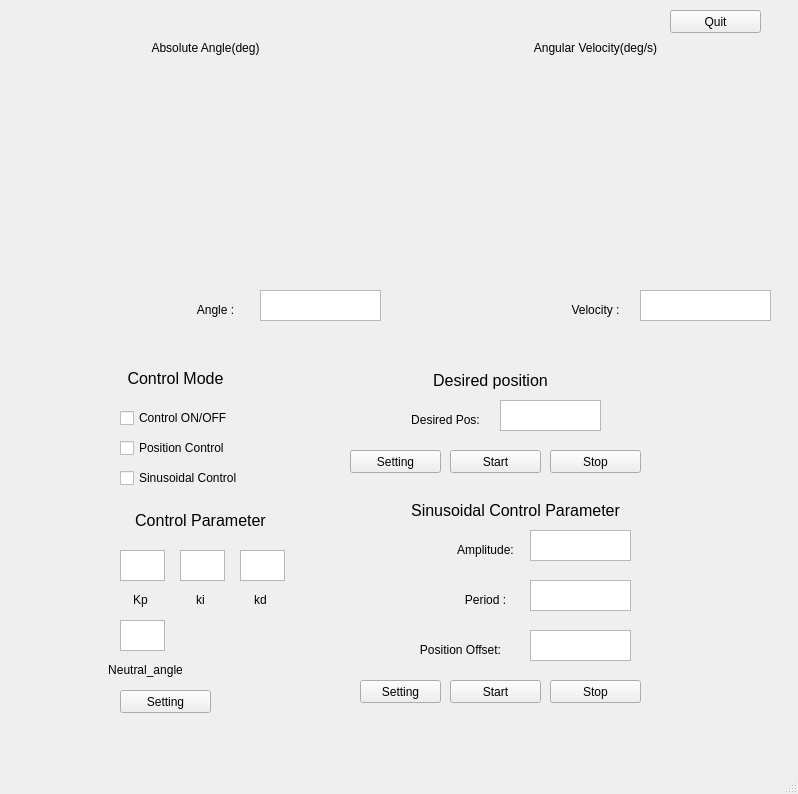
The window that UI/motor.ui (JHyoonirl/robot_ws_manage) describes before a commit, drawn with Qt 5.
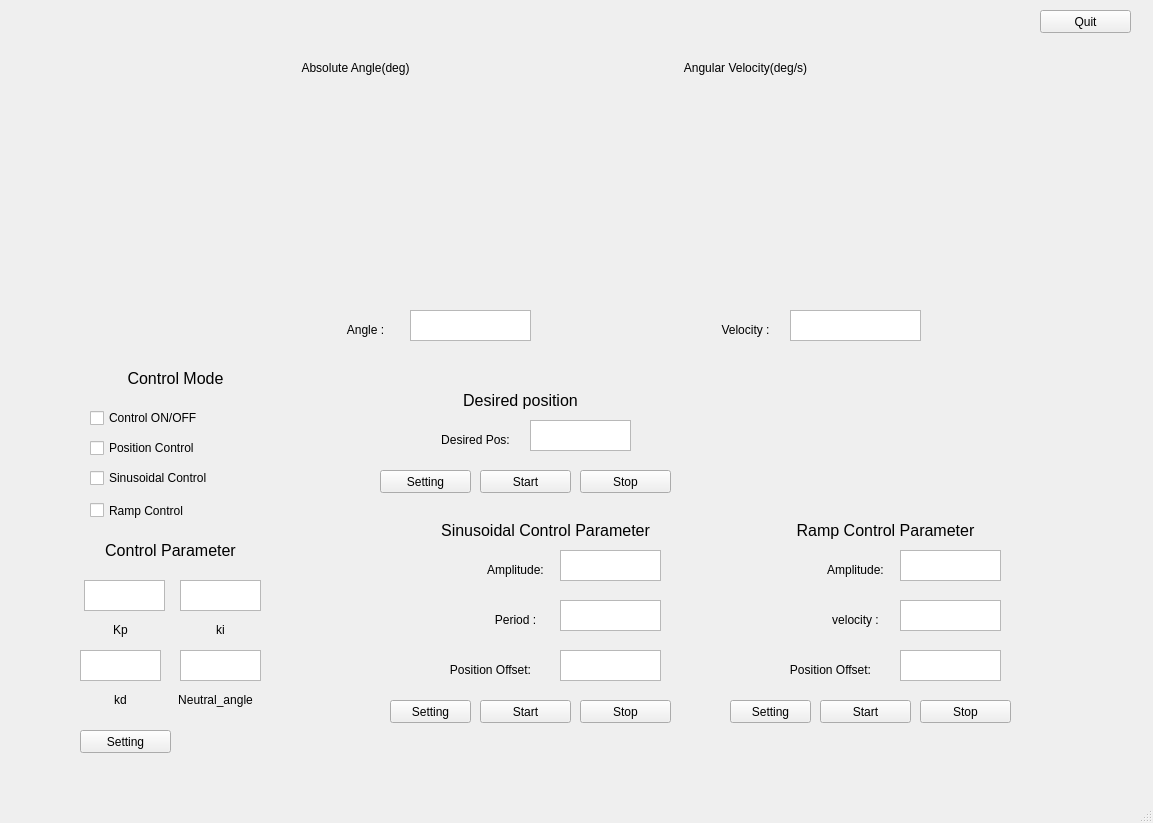
The same window after the commit. Custom widgets are drawn as their Qt base class.

What changed in the file:
```diff
--- a/UI/motor.ui
+++ b/UI/motor.ui
@@ -6,8 +6,8 @@
    <rect>
     <x>0</x>
     <y>0</y>
-    <width>798</width>
-    <height>794</height>
+    <width>1153</width>
+    <height>823</height>
    </rect>
   </property>
   <property name="windowTitle">
@@ -17,8 +17,8 @@
    <widget class="PlotWidget" name="Plot_Angle" native="true">
     <property name="geometry">
      <rect>
-      <x>20</x>
-      <y>60</y>
+      <x>170</x>
+      <y>80</y>
       <width>361</width>
       <height>221</height>
      </rect>
@@ -27,8 +27,8 @@
    <widget class="PlotWidget" name="Plot_Velocity" native="true">
     <property name="geometry">
      <rect>
-      <x>410</x>
-      <y>60</y>
+      <x>560</x>
+      <y>80</y>
       <width>361</width>
       <height>221</height>
      </rect>
@@ -37,8 +37,8 @@
    <widget class="QLabel" name="pos_label">
     <property name="geometry">
      <rect>
-      <x>130</x>
-      <y>40</y>
+      <x>280</x>
+      <y>60</y>
       <width>151</width>
       <height>16</height>
      </rect>
@@ -53,8 +53,8 @@
    <widget class="QLabel" name="vel_label">
     <property name="geometry">
      <rect>
-      <x>520</x>
-      <y>40</y>
+      <x>670</x>
+      <y>60</y>
       <width>151</width>
       <height>16</height>
      </rect>
@@ -69,8 +69,8 @@
    <widget class="QTextBrowser" name="angle_data">
     <property name="geometry">
      <rect>
-      <x>260</x>
-      <y>290</y>
+      <x>410</x>
+      <y>310</y>
       <width>121</width>
       <height>31</height>
      </rect>
@@ -79,8 +79,8 @@
    <widget class="QTextBrowser" name="velocity_data">
     <property name="geometry">
      <rect>
-      <x>640</x>
-      <y>290</y>
+      <x>790</x>
+      <y>310</y>
       <width>131</width>
       <height>31</height>
      </rect>
@@ -89,8 +89,8 @@
    <widget class="QLabel" name="pos_data_label">
     <property name="geometry">
      <rect>
-      <x>180</x>
-      <y>300</y>
+      <x>330</x>
+      <y>320</y>
       <width>71</width>
       <height>20</height>
      </rect>
@@ -105,8 +105,8 @@
    <widget class="QLabel" name="vel_data_label">
     <property name="geometry">
      <rect>
-      <x>560</x>
-      <y>300</y>
+      <x>710</x>
+      <y>320</y>
       <width>71</width>
       <height>20</height>
      </rect>
@@ -121,7 +121,7 @@
    <widget class="QCheckBox" name="position_control_check">
     <property name="geometry">
      <rect>
-      <x>120</x>
+      <x>90</x>
       <y>440</y>
       <width>131</width>
       <height>16</height>
@@ -163,7 +163,7 @@
    <widget class="QCheckBox" name="Control_on_off_check">
     <property name="geometry">
      <rect>
-      <x>120</x>
+      <x>90</x>
       <y>410</y>
       <width>131</width>
       <height>16</height>
@@ -176,7 +176,7 @@
    <widget class="QCheckBox" name="sinusoidal_control_check">
     <property name="geometry">
      <rect>
-      <x>120</x>
+      <x>90</x>
       <y>470</y>
       <width>151</width>
       <height>16</height>
@@ -189,8 +189,8 @@
    <widget class="QLabel" name="position_control_parameter_label">
     <property name="geometry">
      <rect>
-      <x>120</x>
-      <y>510</y>
+      <x>90</x>
+      <y>540</y>
       <width>161</width>
       <height>20</height>
      </rect>
@@ -210,9 +210,9 @@
    <widget class="QTextEdit" name="Pos_kd">
     <property name="geometry">
      <rect>
-      <x>240</x>
-      <y>550</y>
-      <width>45</width>
+      <x>80</x>
+      <y>650</y>
+      <width>81</width>
       <height>31</height>
      </rect>
     </property>
@@ -220,8 +220,8 @@
    <widget class="QLabel" name="pos_label_5">
     <property name="geometry">
      <rect>
-      <x>400</x>
-      <y>410</y>
+      <x>430</x>
+      <y>430</y>
       <width>91</width>
       <height>20</height>
      </rect>
@@ -236,8 +236,8 @@
    <widget class="QTextEdit" name="desired_pos">
     <property name="geometry">
      <rect>
-      <x>500</x>
-      <y>400</y>
+      <x>530</x>
+      <y>420</y>
       <width>101</width>
       <height>31</height>
      </rect>
@@ -246,8 +246,8 @@
    <widget class="QTextEdit" name="amplitude">
     <property name="geometry">
      <rect>
-      <x>530</x>
-      <y>530</y>
+      <x>560</x>
+      <y>550</y>
       <width>101</width>
       <height>31</height>
      </rect>
@@ -256,8 +256,8 @@
    <widget class="QLabel" name="pos_label_7">
     <property name="geometry">
      <rect>
-      <x>450</x>
-      <y>590</y>
+      <x>480</x>
+      <y>610</y>
       <width>71</width>
       <height>20</height>
      </rect>
@@ -272,8 +272,8 @@
    <widget class="QLabel" name="label_3">
     <property name="geometry">
      <rect>
-      <x>390</x>
-      <y>500</y>
+      <x>420</x>
+      <y>520</y>
       <width>251</width>
       <height>20</height>
      </rect>
@@ -293,8 +293,8 @@
    <widget class="QTextEdit" name="pos_offset">
     <property name="geometry">
      <rect>
-      <x>530</x>
-      <y>630</y>
+      <x>560</x>
+      <y>650</y>
       <width>101</width>
       <height>31</height>
      </rect>
@@ -303,8 +303,8 @@
    <widget class="QTextEdit" name="period">
     <property name="geometry">
      <rect>
-      <x>530</x>
-      <y>580</y>
+      <x>560</x>
+      <y>600</y>
       <width>101</width>
       <height>31</height>
      </rect>
@@ -313,8 +313,8 @@
    <widget class="QLabel" name="pos_label_8">
     <property name="geometry">
      <rect>
-      <x>400</x>
-      <y>640</y>
+      <x>430</x>
+      <y>660</y>
       <width>121</width>
       <height>20</height>
      </rect>
@@ -329,8 +329,8 @@
    <widget class="QLabel" name="pos_label_9">
     <property name="geometry">
      <rect>
-      <x>450</x>
-      <y>540</y>
+      <x>480</x>
+      <y>560</y>
       <width>71</width>
       <height>20</height>
      </rect>
@@ -345,8 +345,8 @@
    <widget class="QPushButton" name="parameter_setting_btn">
     <property name="geometry">
      <rect>
-      <x>120</x>
-      <y>690</y>
+      <x>80</x>
+      <y>730</y>
       <width>91</width>
       <height>23</height>
      </rect>
@@ -358,8 +358,8 @@
    <widget class="QPushButton" name="sinusoidal_setting_btn">
     <property name="geometry">
      <rect>
-      <x>360</x>
-      <y>680</y>
+      <x>390</x>
+      <y>700</y>
       <width>81</width>
       <height>23</height>
      </rect>
@@ -371,8 +371,8 @@
    <widget class="QPushButton" name="pos_start_btn">
     <property name="geometry">
      <rect>
-      <x>450</x>
-      <y>450</y>
+      <x>480</x>
+      <y>470</y>
       <width>91</width>
       <height>23</height>
      </rect>
@@ -384,8 +384,8 @@
    <widget class="QPushButton" name="sinusoidal_start_btn">
     <property name="geometry">
      <rect>
-      <x>450</x>
-      <y>680</y>
+      <x>480</x>
+      <y>700</y>
       <width>91</width>
       <height>23</height>
      </rect>
@@ -397,8 +397,8 @@
    <widget class="QPushButton" name="pos_stop_btn">
     <property name="geometry">
      <rect>
-      <x>550</x>
-      <y>450</y>
+      <x>580</x>
+      <y>470</y>
       <width>91</width>
       <height>23</height>
      </rect>
@@ -410,8 +410,8 @@
    <widget class="QPushButton" name="sinusoidal_stop_btn">
     <property name="geometry">
      <rect>
-      <x>550</x>
-      <y>680</y>
+      <x>580</x>
+      <y>700</y>
       <width>91</width>
       <height>23</height>
      </rect>
@@ -423,9 +423,9 @@
    <widget class="QTextEdit" name="Pos_kp">
     <property name="geometry">
      <rect>
-      <x>120</x>
-      <y>550</y>
-      <width>45</width>
+      <x>84</x>
+      <y>580</y>
+      <width>81</width>
       <height>31</height>
      </rect>
     </property>
@@ -434,8 +434,8 @@
     <property name="geometry">
      <rect>
       <x>180</x>
-      <y>550</y>
-      <width>45</width>
+      <y>580</y>
+      <width>81</width>
       <height>31</height>
      </rect>
     </property>
@@ -443,7 +443,7 @@
    <widget class="QPushButton" name="system_quit_btn">
     <property name="geometry">
      <rect>
-      <x>670</x>
+      <x>1040</x>
       <y>10</y>
       <width>91</width>
       <height>23</height>
@@ -456,8 +456,8 @@
    <widget class="QLabel" name="pos_label_6">
     <property name="geometry">
      <rect>
-      <x>120</x>
-      <y>590</y>
+      <x>100</x>
+      <y>620</y>
       <width>41</width>
       <height>20</height>
      </rect>
@@ -472,8 +472,8 @@
    <widget class="QLabel" name="pos_label_10">
     <property name="geometry">
      <rect>
-      <x>180</x>
-      <y>590</y>
+      <x>200</x>
+      <y>620</y>
       <width>41</width>
       <height>20</height>
      </rect>
@@ -488,8 +488,8 @@
    <widget class="QLabel" name="pos_label_11">
     <property name="geometry">
      <rect>
-      <x>240</x>
-      <y>590</y>
+      <x>100</x>
+      <y>690</y>
       <width>41</width>
       <height>20</height>
      </rect>
@@ -504,8 +504,8 @@
    <widget class="QLabel" name="position_control_parameter_label_2">
     <property name="geometry">
      <rect>
-      <x>370</x>
-      <y>370</y>
+      <x>400</x>
+      <y>390</y>
       <width>241</width>
       <height>20</height>
      </rect>
@@ -525,8 +525,8 @@
    <widget class="QPushButton" name="pos_setting_btn">
     <property name="geometry">
      <rect>
-      <x>350</x>
-      <y>450</y>
+      <x>380</x>
+      <y>470</y>
       <width>91</width>
       <height>23</height>
      </rect>
@@ -538,9 +538,9 @@
    <widget class="QTextEdit" name="Neutral_angle">
     <property name="geometry">
      <rect>
-      <x>120</x>
-      <y>620</y>
-      <width>45</width>
+      <x>180</x>
+      <y>650</y>
+      <width>81</width>
       <height>31</height>
      </rect>
     </property>
@@ -548,8 +548,8 @@
    <widget class="QLabel" name="pos_label_12">
     <property name="geometry">
      <rect>
-      <x>90</x>
-      <y>660</y>
+      <x>160</x>
+      <y>690</y>
       <width>111</width>
       <height>20</height>
      </rect>
@@ -561,6 +561,157 @@
      <set>Qt::AlignCenter</set>
     </property>
    </widget>
+   <widget class="QTextEdit" name="amplitude_ramp">
+    <property name="geometry">
+     <rect>
+      <x>900</x>
+      <y>550</y>
+      <width>101</width>
+      <height>31</height>
+     </rect>
+    </property>
+   </widget>
+   <widget class="QLabel" name="pos_label_13">
+    <property name="geometry">
+     <rect>
+      <x>820</x>
+      <y>560</y>
+      <width>71</width>
+      <height>20</height>
+     </rect>
+    </property>
+    <property name="text">
+     <string>Amplitude:</string>
+    </property>
+    <property name="alignment">
+     <set>Qt::AlignCenter</set>
+    </property>
+   </widget>
+   <widget class="QPushButton" name="ramp_setting_btn">
+    <property name="geometry">
+     <rect>
+      <x>730</x>
+      <y>700</y>
+      <width>81</width>
+      <height>23</height>
+     </rect>
+    </property>
+    <property name="text">
+     <string>Setting</string>
+    </property>
+   </widget>
+   <widget class="QLabel" name="pos_label_14">
+    <property name="geometry">
+     <rect>
+      <x>820</x>
+      <y>610</y>
+      <width>71</width>
+      <height>20</height>
+     </rect>
+    </property>
+    <property name="text">
+     <string>velocity :</string>
+    </property>
+    <property name="alignment">
+     <set>Qt::AlignCenter</set>
+    </property>
+   </widget>
+   <widget class="QLabel" name="label_4">
+    <property name="geometry">
+     <rect>
+      <x>760</x>
+      <y>520</y>
+      <width>251</width>
+      <height>20</height>
+     </rect>
+    </property>
+    <property name="font">
+     <font>
+      <pointsize>12</pointsize>
+     </font>
+    </property>
+    <property name="text">
+     <string>Ramp Control Parameter</string>
+    </property>
+    <property name="alignment">
+     <set>Qt::AlignCenter</set>
+    </property>
+   </widget>
+   <widget class="QPushButton" name="ramp_start_btn">
+    <property name="geometry">
+     <rect>
+      <x>820</x>
+      <y>700</y>
+      <width>91</width>
+      <height>23</height>
+     </rect>
+    </property>
+    <property name="text">
+     <string>Start</string>
+    </property>
+   </widget>
+   <widget class="QTextEdit" name="velocity_ramp">
+    <property name="geometry">
+     <rect>
+      <x>900</x>
+      <y>600</y>
+      <width>101</width>
+      <height>31</height>
+     </rect>
+    </property>
+   </widget>
+   <widget class="QTextEdit" name="pos_offset_ramp">
+    <property name="geometry">
+     <rect>
+      <x>900</x>
+      <y>650</y>
+      <width>101</width>
+      <height>31</height>
+     </rect>
+    </property>
+   </widget>
+   <widget class="QLabel" name="pos_label_15">
+    <property name="geometry">
+     <rect>
+      <x>770</x>
+      <y>660</y>
+      <width>121</width>
+      <height>20</height>
+     </rect>
+    </property>
+    <property name="text">
+     <string>Position Offset:</string>
+    </property>
+    <property name="alignment">
+     <set>Qt::AlignCenter</set>
+    </property>
+   </widget>
+   <widget class="QPushButton" name="sinusoidal_stop_btn_2">
+    <property name="geometry">
+     <rect>
+      <x>920</x>
+      <y>700</y>
+      <width>91</width>
+      <height>23</height>
+     </rect>
+    </property>
+    <property name="text">
+     <string>Stop</string>
+    </property>
+   </widget>
+   <widget class="QCheckBox" name="ramp_control_check">
+    <property name="geometry">
+     <rect>
+      <x>90</x>
+      <y>500</y>
+      <width>151</width>
+      <height>21</height>
+     </rect>
+    </property>
+    <property name="text">
+     <string>Ramp Control</string>
+    </property>
+   </widget>
   </widget>
   <widget class="QMenuBar" name="menubar">
    <property name="geometry">
```
Left out of the diff: 2 changed lines with no effect on the pictures.
